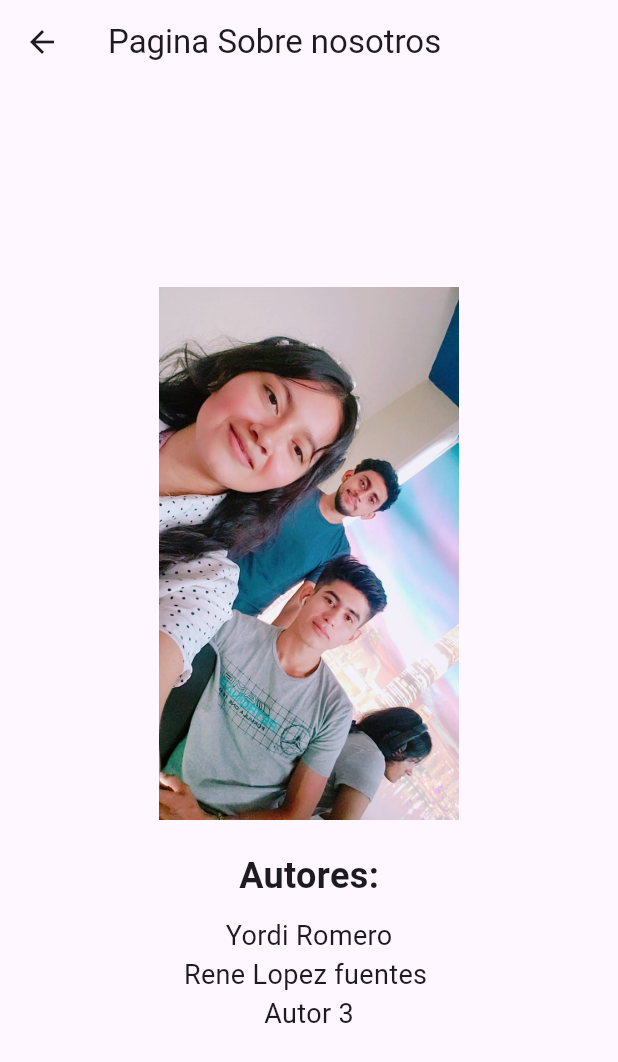
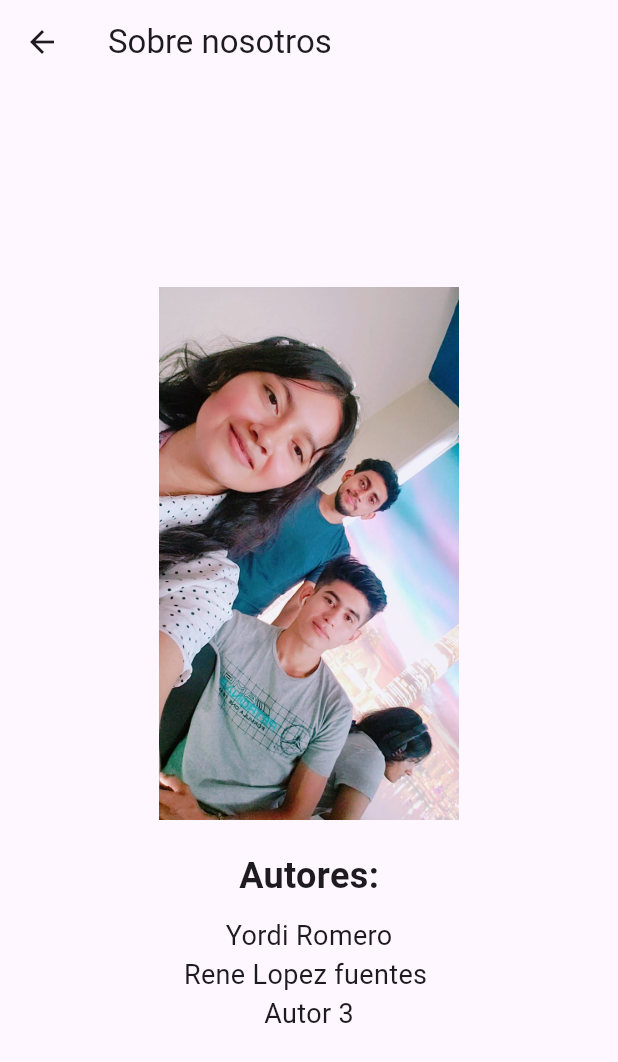
Before and after one commit to YordyM/evaluacion2_sis22, a Flutter app: the SobreNosotrosScreen screen opened directly, on a phone screen of 412 x 824 dp. Shown: the top 1062 px of the screen. Run offline on Flutter 3.47's test engine with Material 2 defaults, Android fonts, the light colour scheme and no system bars; our stand-ins replace cloud_firestore, firebase_core; accounts and stored records are empty.

Commit message:
cambiando sobre nosotros

```diff
--- a/lib/pages/sobrenosotros.dart
+++ b/lib/pages/sobrenosotros.dart
@@ -5,7 +5,7 @@ class SobreNosotrosScreen extends StatelessWidget {
   Widget build(BuildContext context) {
     return Scaffold(
       appBar: AppBar(
-        title: Text('Pagina Sobre nosotros'),
+        title: Text('Sobre nosotros'),
       ),
       body: Center(
         child: Column(
```
